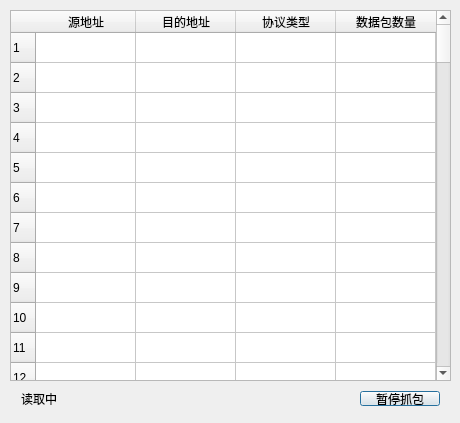
Before: the Qt Designer form dialog.ui in azure42/SimpleIPCapturer, drawn with Qt 5.
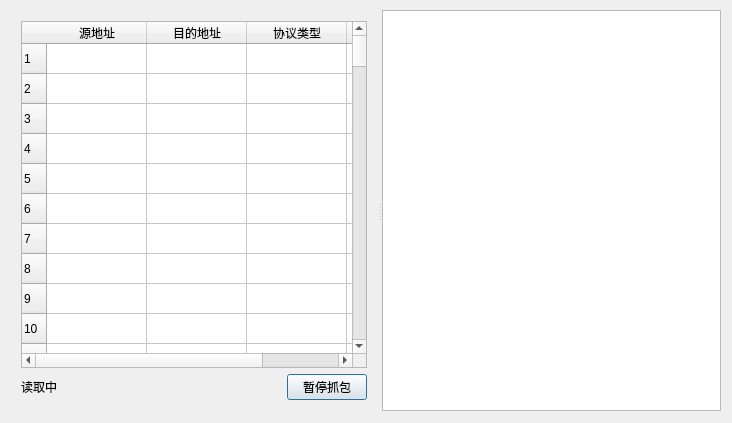
After: the same form once the commit is applied.

Patch:
```diff
--- a/dialog.ui
+++ b/dialog.ui
@@ -6,7 +6,7 @@
    <rect>
     <x>0</x>
     <y>0</y>
-    <width>460</width>
+    <width>732</width>
     <height>423</height>
    </rect>
   </property>
@@ -16,24 +16,25 @@
     <height>423</height>
    </size>
   </property>
-  <property name="maximumSize">
-   <size>
-    <width>460</width>
-    <height>423</height>
-   </size>
-  </property>
   <property name="windowTitle">
    <string>IP流量分析工具</string>
   </property>
-  <widget class="QTableWidget" name="msgTable">
+  <widget class="QSplitter" name="splitter">
    <property name="geometry">
     <rect>
      <x>10</x>
      <y>10</y>
-     <width>441</width>
-     <height>371</height>
+     <width>711</width>
+     <height>401</height>
     </rect>
    </property>
+   <property name="orientation">
+    <enum>Qt::Horizontal</enum>
+   </property>
+   <widget class="QWidget" name="layoutWidget">
+    <layout class="QVBoxLayout" name="verticalLayout_2">
+     <item>
+      <widget class="QTableWidget" name="msgTable">
    <property name="rowCount">
     <number>100</number>
    </property>
@@ -161,15 +162,8 @@
     </property>
    </column>
   </widget>
-  <widget class="QWidget" name="layoutWidget">
-   <property name="geometry">
-    <rect>
-     <x>10</x>
-     <y>380</y>
-     <width>441</width>
-     <height>37</height>
-    </rect>
-   </property>
+     </item>
+     <item>
    <layout class="QVBoxLayout" name="verticalLayout">
     <item>
      <layout class="QHBoxLayout" name="horizontalLayout">
@@ -203,9 +197,11 @@
      </layout>
     </item>
    </layout>
-  </widget>
-  <zorder>layoutWidget</zorder>
-  <zorder>msgTable</zorder>
+     </item>
+    </layout>
+   </widget>
+   <widget class="QTextBrowser" name="textBrowser"/>
+  </widget>
  </widget>
  <layoutdefault spacing="6" margin="11"/>
  <resources/>
```
Left out of the diff: 2 changed lines with no effect on the pictures. Lines whose indentation alone changed are shown as unchanged.
